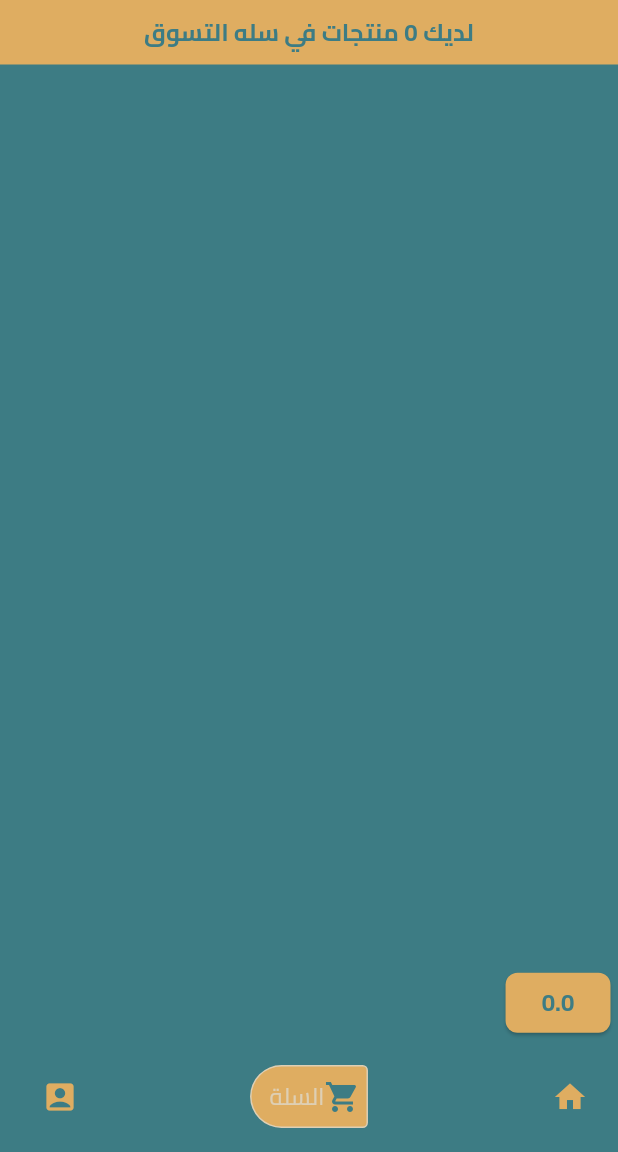
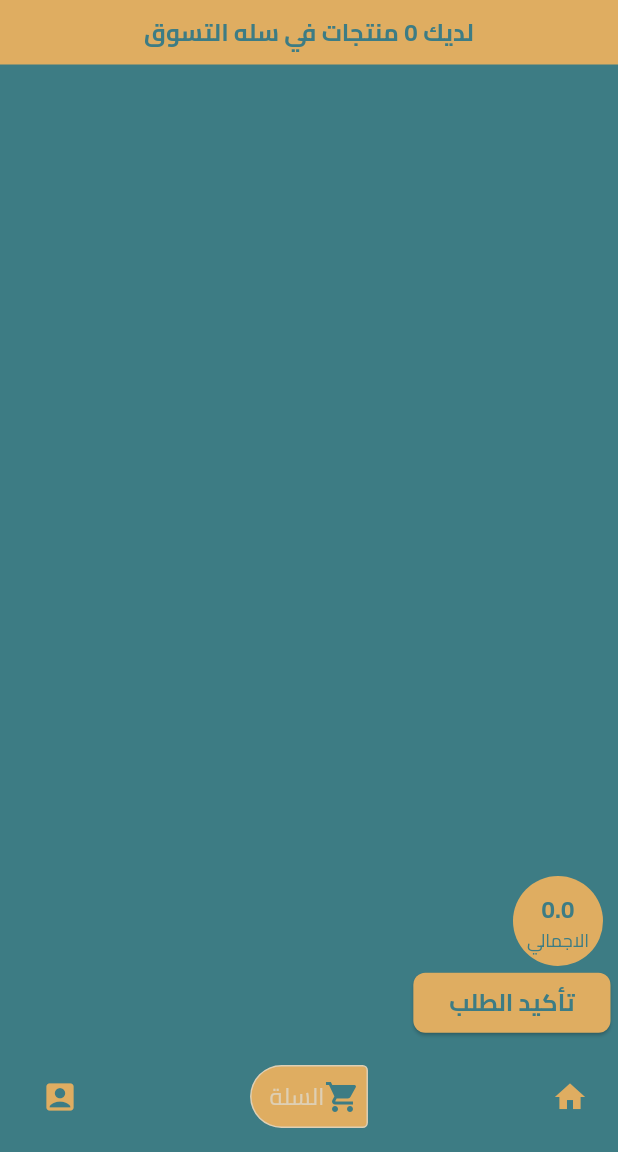
Before and after one commit to eng-tarek-elmarsafy/Restaurants, a Flutter app: the MainView screen opened directly, item 2 of the bottom bar chosen, on a phone screen of 412 x 824 dp, the part 84-1236 px from its top. Run offline on Flutter 3.47's test engine with Material 3 defaults, Android fonts, the light colour scheme and no system bars; drawn by our look-alikes of google_nav_bar; our stand-ins replace bloc, dartz, equatable, flutter_bloc, flutter_rating_bar, flutter_svg and 5 more; accounts and stored records are empty.

Commit message:
Hussein did the shopping

```diff
--- a/lib/features/cart/domain/entites/cart_entity.dart
+++ b/lib/features/cart/domain/entites/cart_entity.dart
@@ -23,7 +23,7 @@ class CartEntity {
 
   bool isExis(MenuItemEntity product) {
     for (var carItem in cartItems) {
-      if (carItem.menu == product) {
+      if (carItem.menu.id == product.id) {
         return true;
       }
     }
@@ -32,7 +32,7 @@ class CartEntity {
 
   CartItemEntity getCarItem(MenuItemEntity product) {
     for (var carItem in cartItems) {
-      if (carItem.menu == product) {
+      if (carItem.menu.id == product.id) {
         return carItem;
       }
     }
--- a/lib/features/cart/presentation/views/widgets/cart_view_body.dart
+++ b/lib/features/cart/presentation/views/widgets/cart_view_body.dart
@@ -3,8 +3,10 @@ import 'package:flutter_bloc/flutter_bloc.dart';
 import 'package:restaurants/constrains.dart';
 import 'package:restaurants/core/style/app_style.dart';
 import 'package:restaurants/features/cart/presentation/manager/cart_cubit/cart_cubit.dart';
+import 'package:restaurants/features/cart/presentation/manager/cart_item_cubit/cart_item_cubit.dart';
 import 'package:restaurants/features/cart/presentation/views/widgets/cart_item_proaduct_list_view.dart';
 import 'package:restaurants/features/cart/presentation/views/widgets/custom_divider.dart';
+import 'package:restaurants/features/cart/presentation/views/widgets/sure_order_button.dart';
 
 class CartViewBody extends StatelessWidget {
   const CartViewBody({super.key});
@@ -43,9 +45,7 @@ class CartViewBody extends StatelessWidget {
                         ? const SizedBox()
                         : const CustomDivider(),
               ),
-              CartItemProaductLisView(
-                carItems: context.watch<CartCubit>().cartEntity.cartItems,
-              ),
+              const CartItemProaductLisView(),
               SliverToBoxAdapter(
                 child:
                     context.read<CartCubit>().cartEntity.cartItems.isEmpty
@@ -54,41 +54,43 @@ class CartViewBody extends StatelessWidget {
               ),
             ],
           ),
-          Positioned(
-            bottom: 1.5,
-            right: 5,
-            child: ElevatedButton(
-              style: ElevatedButton.styleFrom(
-                backgroundColor: kSecondaryColor,
-                shape: RoundedRectangleBorder(
-                  borderRadius: BorderRadius.circular(8),
-                ),
-              ),
-              onPressed: () {
-                if (context.read<CartCubit>().cartEntity.cartItems.isNotEmpty) {
-                  // Navigator.pushNamed(
-                  // context,
-                  // CheckoutView.routeName,
-                  // arguments: context.read<CartCubit>().cartEntity,
-                  // );
-                } else {
-                  // showBar(context, 'لا يوجد منتجات في السلة');
-                }
-              },
-              child: Text(
-                context
-                    .read<CartCubit>()
-                    .cartEntity
-                    .calculateTotalPrice()
-                    .toString(),
-                style: AppStyle.buttonTextStyle.copyWith(color: kPrimaryColor),
-              ),
-            ),
-          ),
+          const Positioned(bottom: 50, right: 10, child: TotalPrice()),
+          const Positioned(bottom: 1.5, right: 5, child: SureOrderButton()),
         ],
       ),
     );
   }
 }
 
-//${context.watch<CartCubit>().cartEntity.calculateTotalPrice()}
+class TotalPrice extends StatelessWidget {
+  const TotalPrice({super.key});
+
+  @override
+  Widget build(BuildContext context) {
+    return BlocBuilder<CartCubit, CartState>(
+      builder: (context, state) {
+        return CircleAvatar(
+          backgroundColor: kSecondaryColor,
+          radius: 30,
+          child: Column(
+            children: [
+              const SizedBox(height: 10),
+              Text(
+                context
+                    .watch<CartCubit>()
+                    .cartEntity
+                    .calculateTotalPrice()
+                    .toString(),
+                style: AppStyle.buttonTextStyle.copyWith(color: kPrimaryColor),
+              ),
+              Text(
+                'الاجمالي',
+                style: AppStyle.smallTextStyle.copyWith(color: kPrimaryColor),
+              ),
+            ],
+          ),
+        );
+      },
+    );
+  }
+}
--- /dev/null
+++ b/lib/features/cart/presentation/views/widgets/sure_order_button.dart
@@ -0,0 +1,36 @@
+import 'package:flutter/material.dart';
+import 'package:flutter_bloc/flutter_bloc.dart';
+import 'package:restaurants/constrains.dart';
+import 'package:restaurants/core/style/app_style.dart';
+import 'package:restaurants/features/cart/presentation/manager/cart_cubit/cart_cubit.dart';
+
+class SureOrderButton extends StatelessWidget {
+  const SureOrderButton({super.key});
+
+  @override
+  Widget build(BuildContext context) {
+    return ElevatedButton(
+      style: ElevatedButton.styleFrom(
+        backgroundColor: kSecondaryColor,
+        shape: RoundedRectangleBorder(borderRadius: BorderRadius.circular(8)),
+      ),
+      onPressed: () {
+        if (context.read<CartCubit>().cartEntity.cartItems.isNotEmpty) {
+          // Navigator.pushNamed(
+          // context,
+          // CheckoutView.routeName,
+          // arguments: context.read<CartCubit>().cartEntity,
+          // );
+        } else {
+          // showBar(context, 'لا يوجد منتجات في السلة');
+        }
+      },
+      child: Text(
+        'تأكيد الطلب',
+        style: AppStyle.buttonTextStyle.copyWith(color: kPrimaryColor),
+      ),
+    );
+  }
+}
+
+//${context.watch<CartCubit>().cartEntity.calculateTotalPrice()}
```
Also changed, not shown: lib/features/cart/presentation/manager/cart_cubit/cart_cubit.dart (+11 -0 lines), lib/features/cart/presentation/views/widgets/cart_item_proaduct.dart (+5 -8 lines), lib/features/cart/presentation/views/widgets/cart_item_proaduct_list_view.dart (+7 -6 lines).
